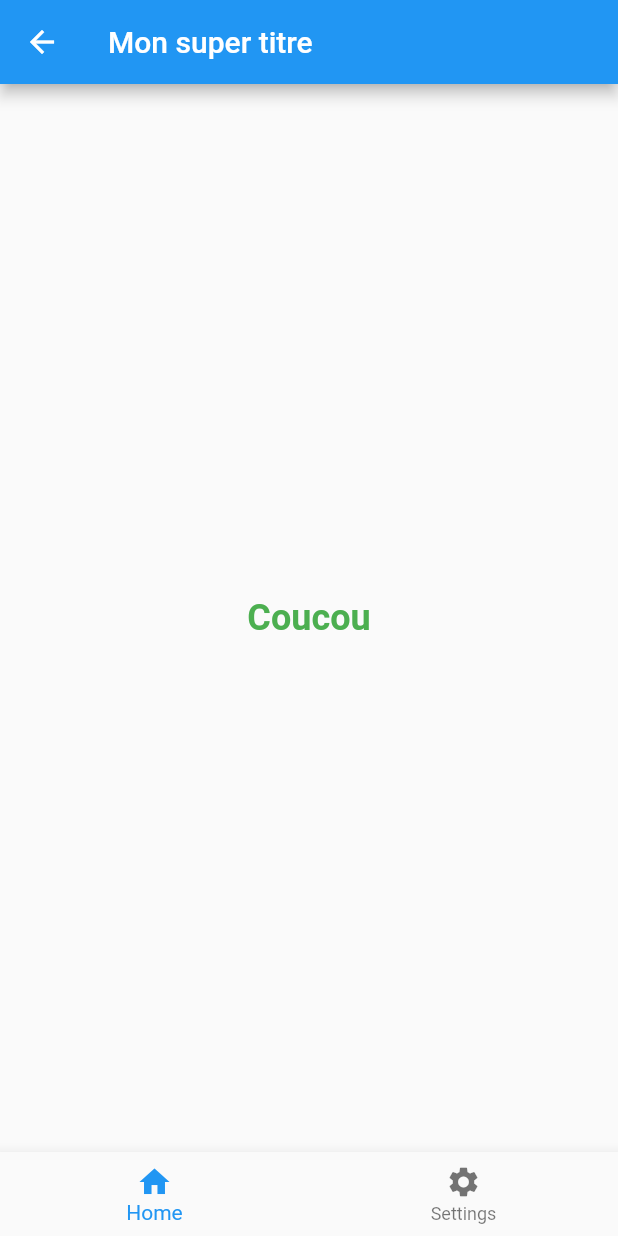
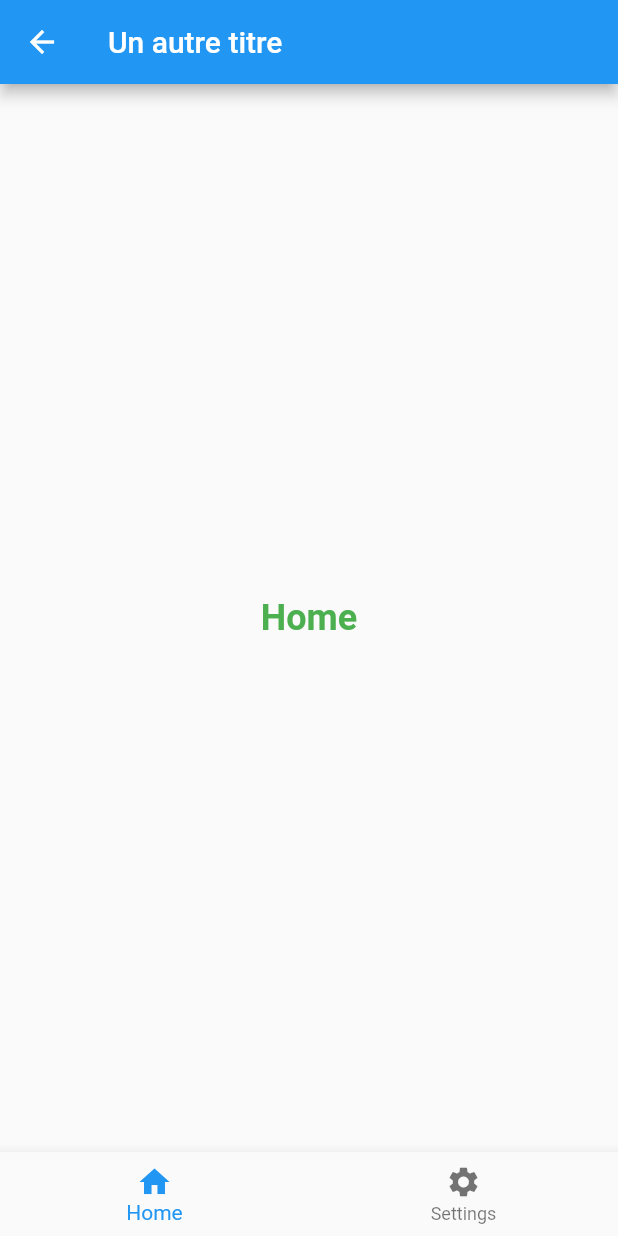
Before and after one commit to ThomasEcalle/al_2_flutter, a Flutter app: the screen it shows after launch, on a phone screen of 412 x 824 dp. Run offline on Flutter 3.47's test engine with Material 2 defaults, Android fonts, the phone set to English and light mode, and no system bars.

Commit message:
WIP on Stateful widgets

```diff
--- a/lib/main.dart
+++ b/lib/main.dart
@@ -1,3 +1,5 @@
+import 'package:al_2/ui/home_screen/home_screen.dart';
+import 'package:al_2/ui/settings_screen/settings_screen.dart';
 import 'package:flutter/material.dart';
 
 void main() {
@@ -19,30 +21,49 @@ class MyApp extends StatelessWidget {
           ),
         ),
       ),
-      home: const Home(),
+      home: const Home(
+        title: 'Un autre titre',
+      ),
     );
   }
 }
 
-class Home extends StatelessWidget {
-  const Home({Key? key}) : super(key: key);
+class Home extends StatefulWidget {
+  Home({
+    Key? key,
+    required this.title,
+  }) : super(key: key);
+
+  final String title;
+  final screens = [
+    const HomeScreen(),
+    const SettingsScreen(),
+  ];
+
+  @override
+  State<Home> createState() => _HomeState();
+}
+
+class _HomeState extends State<Home> {
+  int _screenIndex = 0;
+
+  String get title => widget.title;
+
+  List<Widget> get screens => widget.screens;
 
   @override
   Widget build(BuildContext context) {
     return Scaffold(
       appBar: AppBar(
         leading: const Icon(Icons.arrow_back),
-        title: const Text(
-          "Mon super titre",
+        title: Text(
+          title,
         ),
       ),
-      body: Center(
-        child: Text(
-          'Coucou',
-          style: Theme.of(context).textTheme.headline1,
-        ),
-      ),
+      body: screens[_screenIndex],
       bottomNavigationBar: BottomNavigationBar(
+        currentIndex: _screenIndex,
+        onTap: _onTap,
         items: const [
           BottomNavigationBarItem(
             icon: Icon(Icons.home),
@@ -56,4 +77,11 @@ class Home extends StatelessWidget {
       ),
     );
   }
+
+  void _onTap(int index) {
+    setState(() {
+      _screenIndex = index;
+    });
+    print(_screenIndex);
+  }
 }
--- /dev/null
+++ b/lib/ui/home_screen/home_screen.dart
@@ -0,0 +1,15 @@
+import 'package:flutter/material.dart';
+
+class HomeScreen extends StatelessWidget {
+  const HomeScreen({Key? key}) : super(key: key);
+
+  @override
+  Widget build(BuildContext context) {
+    return Center(
+      child: Text(
+        'Home',
+        style: Theme.of(context).textTheme.headline1,
+      ),
+    );
+  }
+}
--- /dev/null
+++ b/lib/ui/settings_screen/settings_screen.dart
@@ -0,0 +1,15 @@
+import 'package:flutter/material.dart';
+
+class SettingsScreen extends StatelessWidget {
+  const SettingsScreen({Key? key}) : super(key: key);
+
+  @override
+  Widget build(BuildContext context) {
+    return Center(
+      child: Text(
+        'Settings',
+        style: Theme.of(context).textTheme.headline1,
+      ),
+    );
+  }
+}
```
